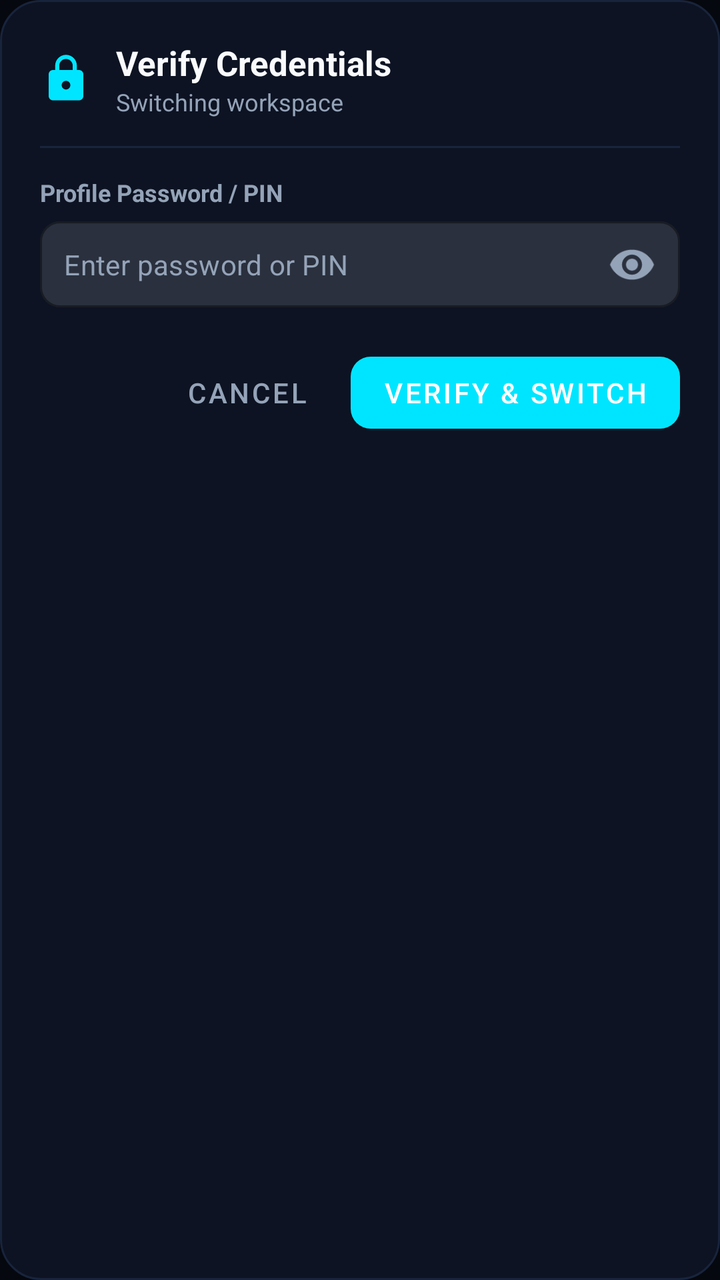
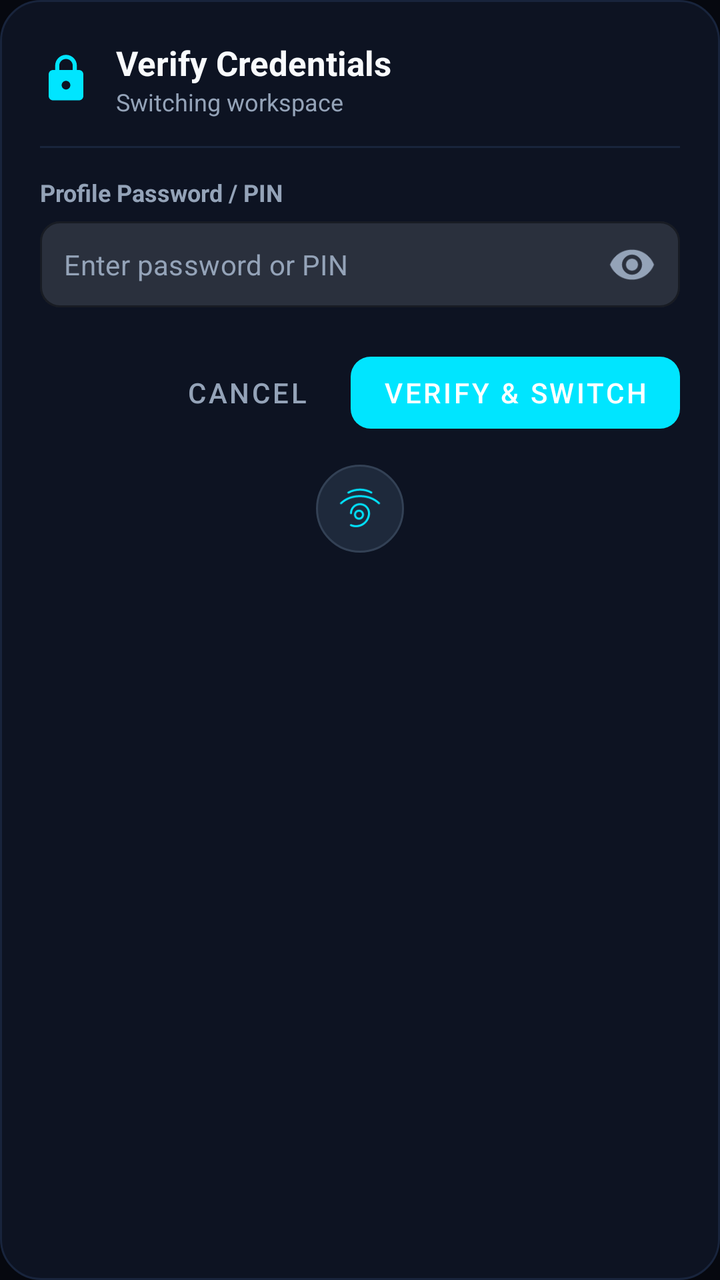

The first picture is an Android layout as it rendered before a commit; the second is the same layout after the commit. The layout source and the unified diff follow.
<!-- AndroidManifest.xml: application theme Theme.LifeSync -->
<!-- res/layout/dialog_profile_login.xml -->
<?xml version="1.0" encoding="utf-8"?>
<LinearLayout xmlns:android="http://schemas.android.com/apk/res/android"
    xmlns:app="http://schemas.android.com/apk/res-auto"
    android:layout_width="match_parent"
    android:layout_height="wrap_content"
    android:background="@drawable/bg_dialog_glass"
    android:orientation="vertical"
    android:padding="20dp">

    
    <LinearLayout
        android:layout_width="match_parent"
        android:layout_height="wrap_content"
        android:gravity="center_vertical"
        android:orientation="horizontal">

        <ImageView
            android:layout_width="26dp"
            android:layout_height="26dp"
            android:src="@drawable/ic_lock"
            app:tint="@color/primary" />

        <LinearLayout
            android:layout_width="0dp"
            android:layout_height="wrap_content"
            android:layout_marginStart="12dp"
            android:layout_weight="1"
            android:orientation="vertical">

            <TextView
                android:id="@+id/tvLoginTitle"
                android:layout_width="wrap_content"
                android:layout_height="wrap_content"
                android:text="Verify Credentials"
                android:textColor="@color/text_primary"
                android:textSize="17sp"
                android:textStyle="bold" />

            <TextView
                android:id="@+id/tvLoginSubtitle"
                android:layout_width="wrap_content"
                android:layout_height="wrap_content"
                android:text="Switching workspace"
                android:textColor="@color/text_secondary"
                android:textSize="12sp" />
        </LinearLayout>
    </LinearLayout>

    <View
        android:layout_width="match_parent"
        android:layout_height="1dp"
        android:layout_marginVertical="14dp"
        android:background="@color/card_stroke" />

    
    <TextView
        android:layout_width="wrap_content"
        android:layout_height="wrap_content"
        android:text="Profile Password / PIN"
        android:textColor="@color/text_secondary"
        android:textSize="12sp"
        android:textStyle="bold" />

    <com.google.android.material.textfield.TextInputLayout
        android:id="@+id/layoutLoginPassword"
        android:layout_width="match_parent"
        android:layout_height="wrap_content"
        android:layout_marginTop="4dp"
        app:boxBackgroundMode="outline"
        app:boxCornerRadiusBottomEnd="10dp"
        app:boxCornerRadiusBottomStart="10dp"
        app:boxCornerRadiusTopEnd="10dp"
        app:boxCornerRadiusTopStart="10dp"
        app:boxStrokeColor="@color/primary"
        app:hintEnabled="false"
        app:passwordToggleEnabled="true"
        app:passwordToggleTint="@color/text_secondary">

        <com.google.android.material.textfield.TextInputEditText
            android:id="@+id/etLoginPassword"
            android:layout_width="match_parent"
            android:layout_height="wrap_content"
            android:hint="Enter password or PIN"
            android:imeOptions="actionDone"
            android:inputType="textPassword"
            android:padding="12dp"
            android:textColor="@color/text_primary"
            android:textColorHint="@color/text_secondary"
            android:textSize="14sp" />
    </com.google.android.material.textfield.TextInputLayout>

    
    <LinearLayout
        android:layout_width="match_parent"
        android:layout_height="wrap_content"
        android:layout_marginTop="16dp"
        android:gravity="end"
        android:orientation="horizontal">

        <com.google.android.material.button.MaterialButton
            android:id="@+id/btnLoginCancel"
            style="@style/Widget.MaterialComponents.Button.TextButton"
            android:layout_width="wrap_content"
            android:layout_height="wrap_content"
            android:text="Cancel"
            android:textColor="@color/text_secondary" />

        <com.google.android.material.button.MaterialButton
            android:id="@+id/btnLoginSubmit"
            style="@style/Widget.MaterialComponents.Button.UnelevatedButton"
            android:layout_width="wrap_content"
            android:layout_height="wrap_content"
            android:layout_marginStart="8dp"
            android:text="VERIFY &amp; SWITCH"
            android:textColor="@color/white"
            app:backgroundTint="@color/primary"
            app:cornerRadius="10dp" />
    </LinearLayout>

</LinearLayout>
<!-- resources referenced by this layout -->
<resources>
  <color name="card_stroke">#18243C</color>
  <color name="primary">#00E5FF</color>
  <color name="text_primary">#F8FAFC</color>
  <color name="text_secondary">#94A3B8</color>
  <color name="white">#FFFFFF</color>
  <!-- drawable bg_dialog_glass (drawable) -->
  <?xml version="1.0" encoding="utf-8"?>
  <shape xmlns:android="http://schemas.android.com/apk/res/android"
      android:shape="rectangle">
      <corners android:radius="20dp" />
      <solid android:color="@color/surface" />
      <stroke
          android:width="1dp"
          android:color="@color/card_stroke" />
  </shape>
  <style name="Theme.LifeSync" parent="Theme.DuoRhythm" />
  <color name="surface">#0D1322</color>
  <color name="bg_root_obsidian">#06080F</color>
  <color name="surface_card_slate">#0D1322</color>
  <color name="accent_cyan_primary">#00E5FF</color>
  <color name="accent_cyan_glow">#38BDF8</color>
  <color name="text_secondary_slate">#94A3B8</color>
  <color name="text_primary_white">#F8FAFC</color>
  <style name="CardElevationRounded" parent="Widget.MaterialComponents.CardView">
          <item name="cardCornerRadius">16dp</item>
          <item name="cardElevation">0dp</item>
          <item name="strokeWidth">1dp</item>
          <item name="strokeColor">@color/border_glass_stroke</item>
          <item name="cardBackgroundColor">@color/surface_card_slate</item>
      </style>
  <style name="DuoRhythmTextView" parent="android:Widget.TextView">
          <item name="android:lineSpacingExtra">2dp</item>
          <item name="android:fontFamily">sans-serif</item>
          <item name="android:includeFontPadding">true</item>
      </style>
  <style name="DuoRhythmEditText" parent="android:Widget.EditText">
          <item name="android:lineSpacingExtra">2dp</item>
          <item name="android:fontFamily">sans-serif</item>
          <item name="android:includeFontPadding">true</item>
          <item name="android:textColor">@color/text_primary</item>
          <item name="android:textColorHint">@color/text_secondary</item>
      </style>
  <style name="CustomBottomSheetModalStyle" parent="Widget.Design.BottomSheet.Modal">
          <item name="android:background">@android:color/transparent</item>
      </style>
  <color name="border_glass_stroke">#18243C</color>
  <!-- unchanged entries left out for length: 3 -->
</resources>

<!-- the commit's change to res/layout/dialog_profile_login.xml (unified diff, before → after) -->
@@ -117,4 +117,16 @@
             app:cornerRadius="10dp" />
     </LinearLayout>
 
+    <ImageView
+        android:id="@+id/btnQuickFingerprint"
+        android:layout_width="44dp"
+        android:layout_height="44dp"
+        android:layout_gravity="center_horizontal"
+        android:layout_marginTop="12dp"
+        android:background="@drawable/bg_circle_button_dark"
+        android:padding="10dp"
+        android:src="@drawable/ic_fingerprint"
+        android:contentDescription="Authenticate with Fingerprint"
+        app:tint="#00E5FF" />
+
 </LinearLayout>
<!-- resource entries referenced after the edit -->
@@ -5,6 +5,15 @@
   <color name="text_primary">#F8FAFC</color>
   <color name="text_secondary">#94A3B8</color>
   <color name="white">#FFFFFF</color>
+  <!-- drawable bg_circle_button_dark (drawable) -->
+  <?xml version="1.0" encoding="utf-8"?>
+  <shape xmlns:android="http://schemas.android.com/apk/res/android"
+      android:shape="oval">
+      <solid android:color="#1E293B" />
+      <stroke
+          android:width="1dp"
+          android:color="#334155" />
+  </shape>
   <!-- drawable bg_dialog_glass (drawable) -->
   <?xml version="1.0" encoding="utf-8"?>
   <shape xmlns:android="http://schemas.android.com/apk/res/android"
@@ -15,6 +24,16 @@
           android:width="1dp"
           android:color="@color/card_stroke" />
   </shape>
+  <!-- drawable ic_fingerprint (drawable) -->
+  <vector xmlns:android="http://schemas.android.com/apk/res/android"
+      android:width="24dp"
+      android:height="24dp"
+      android:viewportWidth="24"
+      android:viewportHeight="24">
+    <path
+        android:fillColor="@android:color/white"
+        android:pathData="M17.81,4.47c-0.08,0 -0.16,-0.02 -0.23,-0.06C15.66,3.42 14,3 12.01,3c-1.98,0 -3.86,0.47 -5.57,1.41 -0.24,0.13 -0.54,0.04 -0.68,-0.2 -0.13,-0.24 -0.04,-0.55 0.2,-0.68C7.86,2.49 9.9,2 12.01,2c2.18,0 4.03,0.5 5.86,1.48 0.24,0.13 0.33,0.43 0.2,0.67 -0.05,0.2 -0.17,0.32 -0.26,0.32zM2.5,9.78c-0.13,0 -0.26,-0.05 -0.35,-0.15 -0.19,-0.2 -0.18,-0.51 0.02,-0.7 2.48,-2.36 5.92,-3.7 9.84,-3.7 3.9,0 7.35,1.34 9.84,3.7 0.2,0.19 0.2,0.51 0.01,0.7 -0.19,0.2 -0.51,0.2 -0.71,0.01 -2.3,-2.18 -5.5,-3.41 -9.14,-3.41 -3.65,0 -6.83,1.23 -9.14,3.41 -0.1,0.1 -0.23,0.14 -0.37,0.14zM12,9.25c-2.76,0 -5,2.24 -5,5 0,0.28 0.22,0.5 0.5,0.5s0.5,-0.22 0.5,-0.5c0,-2.21 1.79,-4 4,-4s4,1.79 4,4c0,3.31 -2.69,6 -6,6 -0.83,0 -1.61,-0.17 -2.34,-0.48 -0.26,-0.11 -0.55,0.01 -0.66,0.27 -0.11,0.26 0.01,0.55 0.27,0.66 0.85,0.36 1.76,0.55 2.73,0.55 3.87,0 7,-3.13 7,-7 0,-2.76 -2.24,-5 -5,-5zm-0.5,3.25c-1.38,0 -2.5,1.12 -2.5,2.5 0,1.38 1.12,2.5 2.5,2.5s2.5,-1.12 2.5,-2.5c0,-1.38 -1.12,-2.5 -2.5,-2.5zm0,4c-0.83,0 -1.5,-0.67 -1.5,-1.5s0.67,-1.5 1.5,-1.5 1.5,0.67 1.5,1.5 -0.67,1.5 -1.5,1.5z"/>
+  </vector>
   <style name="Theme.LifeSync" parent="Theme.DuoRhythm" />
   <color name="surface">#0D1322</color>
   <color name="bg_root_obsidian">#06080F</color>
